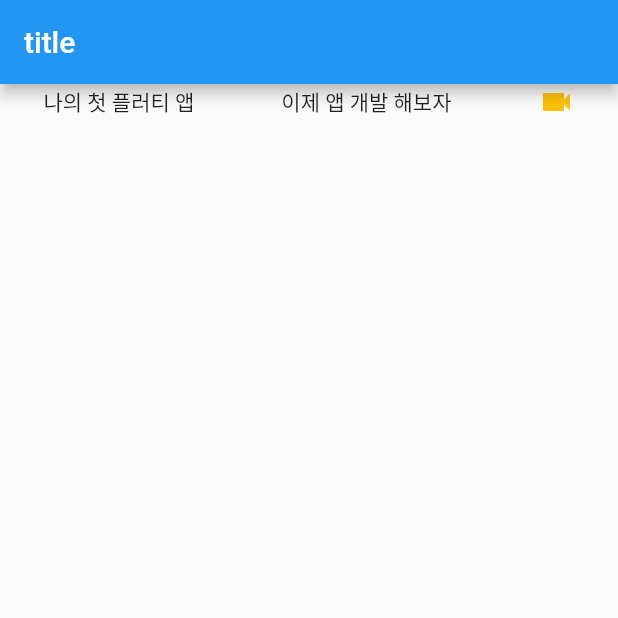
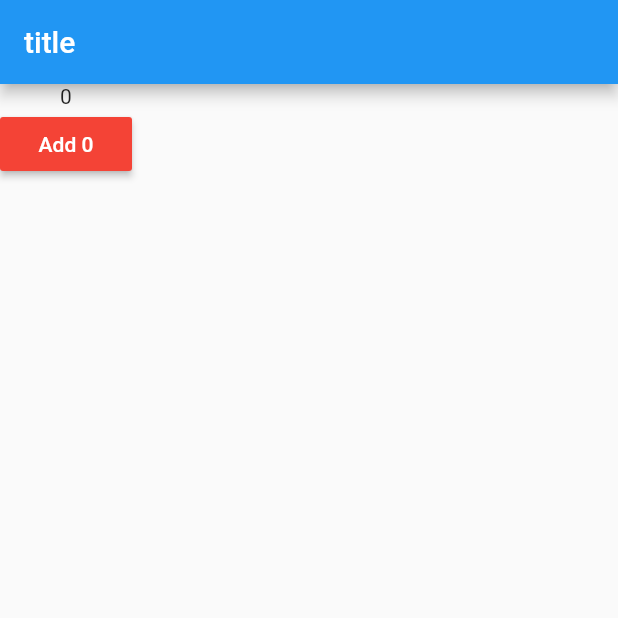
Before and after one commit to oni193/Practice-App-flutter, a Flutter app: the screen it shows after launch, on a phone screen of 412 x 824 dp, the top half of it. Run offline on Flutter 3.47's test engine with Material 2 defaults, Android fonts, the phone set to English and light mode, and no system bars.

Commit message:
:pencil2: Use Button widget in StatelessWidget

```diff
--- a/lib/main.dart
+++ b/lib/main.dart
@@ -6,82 +6,40 @@ void main() {
 
 class MyApp extends StatelessWidget {
   // 상태 변경이 없는 위젯. 한번 UI가 그려지면 그대로 있음.
-  @override
-  Widget build(BuildContext context) {
-    // UI를 만드는 부분.
-    var imageUrl = "https://images.pexels.com/photos/912110/pexels-photo-912110.jpeg?auto=compress&cs=tinysrgb&dpr=2&h=650&w=940";
-
-    return new MaterialApp(
-      // 구글 기본 디자인인 Material Design 을 써서 앱을 만든다.
-        title: 'My Practice Flutter App',
-        debugShowCheckedModeBanner: false,
-        //debug 표시를 보지 않는다.
-        home: Scaffold(
-         appBar: AppBar(title: Text("title")),
-            // 앱의 상단 타이틀
-         body: Row ( //위젯을 가로로 배치
-           mainAxisAlignment: MainAxisAlignment.spaceAround,
-           //주 방향으로 어떻게 위젯을 배열할지 정함.
-           //MainAxisAlignment는 간격이 서로 일정하게 벌려주는 것을 말한다.
-           children: <Widget>[
-             Text("나의 첫 플러티 앱"),
-             Text("이제 앱 개발 해보자"),
-             Icon(Icons.videocam, color: Colors.amber)
-           ]
-         )
-         // body: Image.network(imageUrl)
-         //    // 이미지 보여주기
-         // body: Text("플러터 앱 화면에 표시되는 텍스트!")
-         //    // 앱 화면에 표시되는 텍스트
-         // body: Icon (Icons.send, color:Colors.blueAccent)
-         //   // 원하는 아이콘을 지정, 색도 바꿀 수 있다.
-        ),
-    );
-  }
-}
-
-
-class MyHomePage extends StatefulWidget {
-  MyHomePage({Key key, this.title}) : super(key: key);
-  final String title;
-
-  @override
-  _MyHomePageState createState() => _MyHomePageState();
-}
-
-class _MyHomePageState extends State<MyHomePage> {
-  int _counter = 0;
-
-  void _incrementCounter() {
-    setState(() {
-      _counter++;
-    });
+  int counter = 0;
+  void increaseCounter() {
+    counter++;
   }
 
   @override
   Widget build(BuildContext context) {
-    return Scaffold(
-      appBar: AppBar(
-        title: Text(widget.title),
-      ),
-      body: Center(
-        child: Column(
-          mainAxisAlignment: MainAxisAlignment.center,
-          children: <Widget>[
-            Text(
-              'You have pushed the button this many times:',
+    // UI를 만드는 부분.
+    return MaterialApp(
+      // 구글 기본 디자인인 Material Design 을 써서 앱을 만든다.
+      title: 'My Practice Flutter App',
+      home: Scaffold(
+          appBar: AppBar(
+            title: Text("title"),
+          ), // 앱의 상단 타이틀
+          body: Container(
+            // 컨테이너에 넣어서 마진이나 패딩을 준다.
+            child: Column(
+              //세로로 위젯들을 배열
+              children: <Widget>[
+                Text("$counter"),
+                RaisedButton( // 버튼 위젯
+                  child: Text(
+                    "Add $counter",
+                    style: TextStyle(color: Colors.white),  // 텍스트의 색은 하얀색
+                  ),
+                  color: Colors.red,
+                  onPressed: (){
+                    increaseCounter();
+                  },
+                ),
+                ],
             ),
-            Text(
-              '$_counter',
-              style: Theme.of(context).textTheme.headline4,
-            ),
-          ],
-        ),
-      ),
-      floatingActionButton: FloatingActionButton(
-        onPressed: _incrementCounter,
-        tooltip: 'Increment',
-        child: Icon(Icons.add),
+          ),
       ),
     );
   }
```
